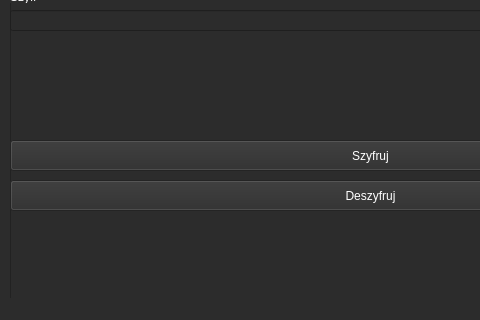
The window that ImgPass/mainwindow.ui (Linky141/TextToBmpCiphratorQt) describes before a commit, drawn with Qt 5; both pictures show x 0 to 480 and y 280 to 600 of the 800 by 600 pixel window.
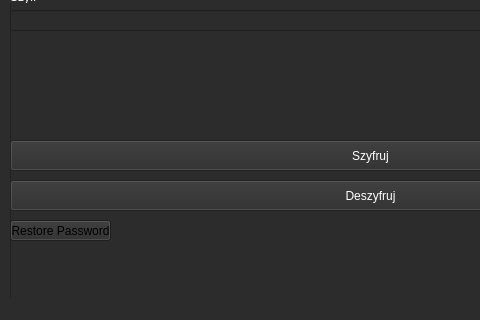
The same window after the commit.

Patch:
```diff
--- a/ImgPass/mainwindow.ui
+++ b/ImgPass/mainwindow.ui
@@ -268,6 +268,19 @@
       <string>Text Editor</string>
      </property>
     </widget>
+    <widget class="QPushButton" name="btnRestorePass">
+     <property name="geometry">
+      <rect>
+       <x>0</x>
+       <y>490</y>
+       <width>101</width>
+       <height>21</height>
+      </rect>
+     </property>
+     <property name="text">
+      <string>Restore Password</string>
+     </property>
+    </widget>
    </widget>
   </widget>
   <widget class="QMenuBar" name="menubar">
```
